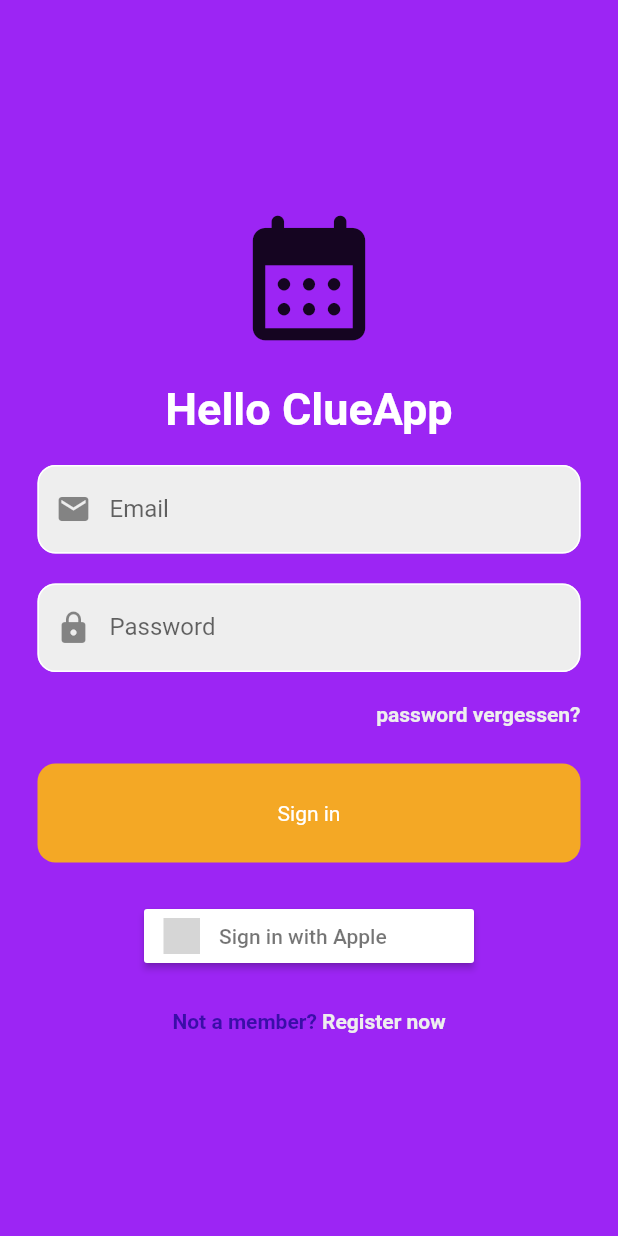
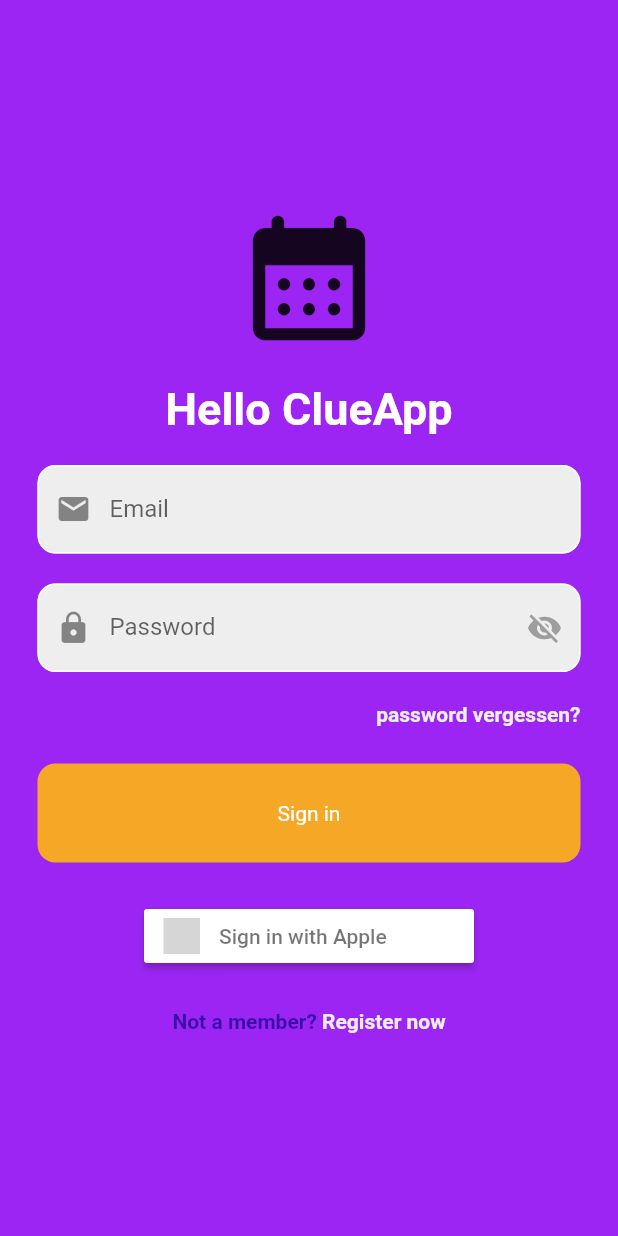
Before and after one commit to nigina23/flutterappclue, a Flutter app: the screen it shows after launch, on a phone screen of 412 x 824 dp. Run offline on Flutter 3.47's test engine with Material 2 defaults, Android fonts, the phone set to English and light mode, and no system bars; our stand-ins replace cloud_firestore, firebase_auth, firebase_core, flutter_signin_button, image_picker, syncfusion_flutter_calendar; accounts and stored records are empty; grey boxes are pictures that could not be loaded.

Commit message:
password feld bearbeitet

```diff
--- a/lib/login_screen.dart
+++ b/lib/login_screen.dart
@@ -19,6 +19,8 @@
   //text controller
   final _emailController = TextEditingController();
   final _passwordController = TextEditingController();
+
+  bool _isVisible = false;
 
   Future signIn() async {
     try {
@@ -104,14 +106,32 @@
                 Padding(
                   padding: const EdgeInsets.symmetric(horizontal: 25.0),
                   child: TextField(
+                    obscureText: !_isVisible,
                     controller: _passwordController,
                     decoration: InputDecoration(
+                      suffixIcon: IconButton(
+                        onPressed: () {
+                          setState(() {
+                            _isVisible = !_isVisible;
+                          });
+                        },
+                        icon: _isVisible
+                            ? Icon(
+                                Icons.visibility,
+                                color: Colors.black,
+                              )
+                            : Icon(
+                                Icons.visibility_off,
+                                color: Colors.grey,
+                              ),
+                      ),
+                      //
                       enabledBorder: OutlineInputBorder(
                         borderSide: const BorderSide(color: Colors.white),
                         borderRadius: BorderRadius.circular(12),
                       ),
                       focusedBorder: OutlineInputBorder(
-                        borderSide: const BorderSide(color: Colors.deepOrange),
+                        borderSide: const BorderSide(color: Colors.grey),
                         borderRadius: BorderRadius.circular(12),
                       ),
                       border: InputBorder.none,
```
